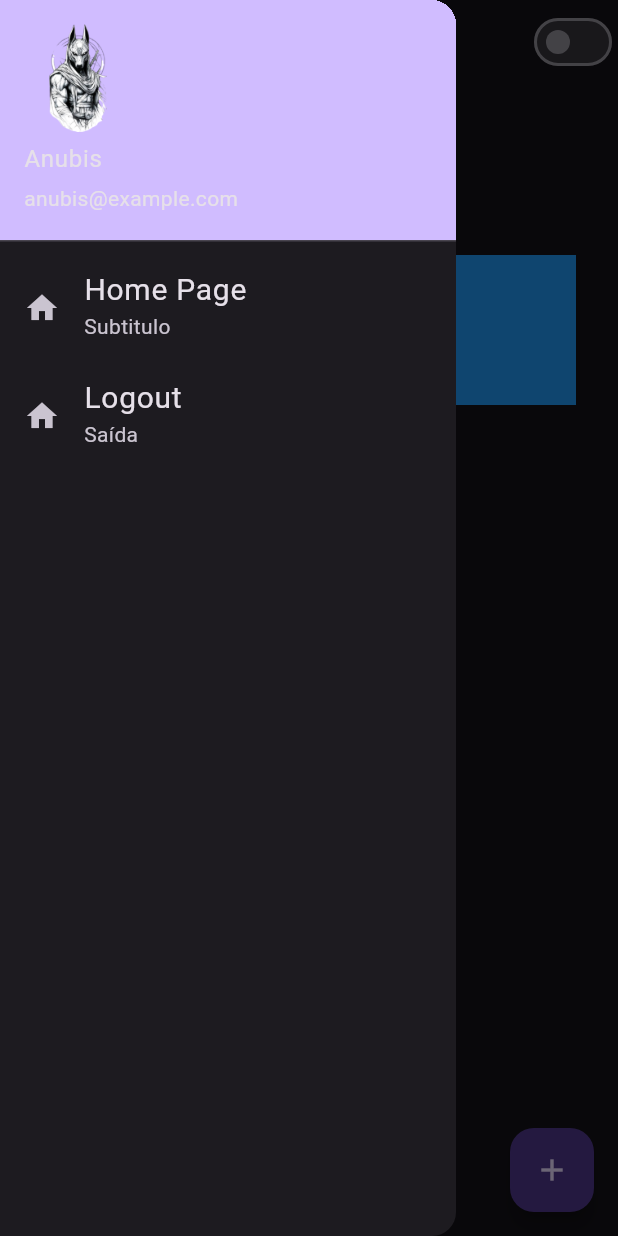
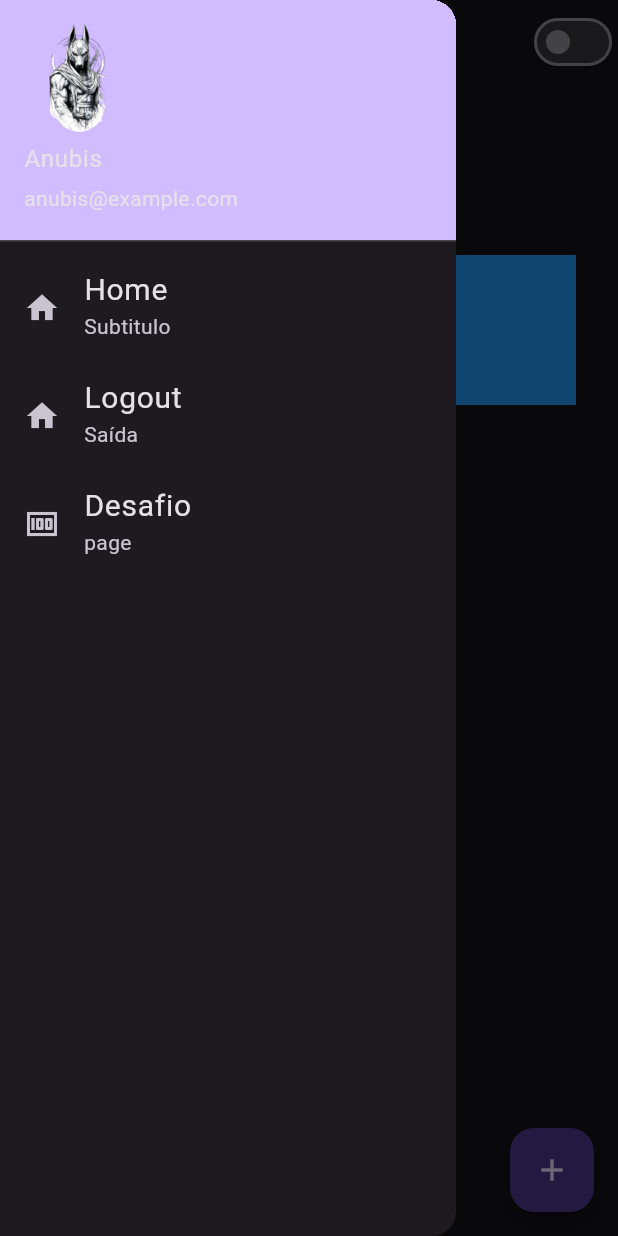
Before and after one commit to Mauricio-Junior-Dev/flutter_aula, a Flutter app: the HomePage screen opened by its route, with the side drawer open, on a phone screen of 412 x 824 dp. Run offline on Flutter 3.47's test engine with Material 3 defaults, Android fonts, the phone set to English and light mode, and no system bars.

Commit message:
challenge done aula 27

```diff
--- a/ola_mundo/lib/app_widget.dart
+++ b/ola_mundo/lib/app_widget.dart
@@ -2,6 +2,7 @@ import 'package:ola_mundo/app_controller.dart';
 import 'package:ola_mundo/home_page.dart';
 import 'package:flutter/material.dart';
 import 'package:ola_mundo/login_page.dart';
+import 'package:ola_mundo/desafio.dart';
 
 class AppWidget extends StatelessWidget {
   //Stateles Não pode ser mudado
@@ -15,6 +16,7 @@ class AppWidget extends StatelessWidget {
       animation: AppController.instance,
       builder: (context, child) {
         return MaterialApp(
+          debugShowCheckedModeBanner: false,
           theme: ThemeData(
             primarySwatch: Colors.blue,
             brightness: AppController.instance.isLightTheme
@@ -25,6 +27,7 @@ class AppWidget extends StatelessWidget {
           routes: {
             '/': (context) => LoginPage(),
             '/home': (context) => HomePage(),
+            '/desafio': (context) => DesafioPage(),
           },
         );
       },
--- a/ola_mundo/lib/home_page.dart
+++ b/ola_mundo/lib/home_page.dart
@@ -27,7 +27,7 @@ class HomePageState extends State<HomePage> {
               ),
               ListTile(
                 leading: Icon(Icons.home),
-                title: Text('Home Page', style: TextStyle(fontSize: 20)),
+                title: Text('Home', style: TextStyle(fontSize: 20)),
                 subtitle: Text('Subtitulo'),
                 onTap: () {
                   print('Home Page');
@@ -41,11 +41,19 @@ class HomePageState extends State<HomePage> {
                   Navigator.of(context).pushReplacementNamed('/');
                 },
               ),
+              ListTile(
+                leading: Icon(Icons.money),
+                title: Text('Desafio', style: TextStyle(fontSize: 20)),
+                subtitle: Text('page'),
+                onTap: () {
+                  Navigator.of(context).pushReplacementNamed('/desafio');
+                },
+              ),
             ],
           ),
         ),
         appBar: AppBar(
-          title: Text('Home Page', style: TextStyle(fontSize: 20)),
+          title: Text('Home', style: TextStyle(fontSize: 20)),
           actions: [
             CustomSwitch(),
           ],
--- a/ola_mundo/pubspec.yaml
+++ b/ola_mundo/pubspec.yaml
@@ -62,6 +62,8 @@ flutter:
   assets:
     - assets/images/anubis.png
     - assets/images/background.jpg
+    - assets/images/backgroundDesafio.png
+    - assets/images/desafioLogo.png
 
   # An image asset can refer to one or more resolution-specific "variants", see
   # https://flutter.dev/to/resolution-aware-images
```
Also changed, not shown: ola_mundo/lib/desafio.dart (added, +72 -0 lines), ola_mundo/assets/images/backgroundDesafio.png (added), ola_mundo/assets/images/desafioLogo.png (added).
